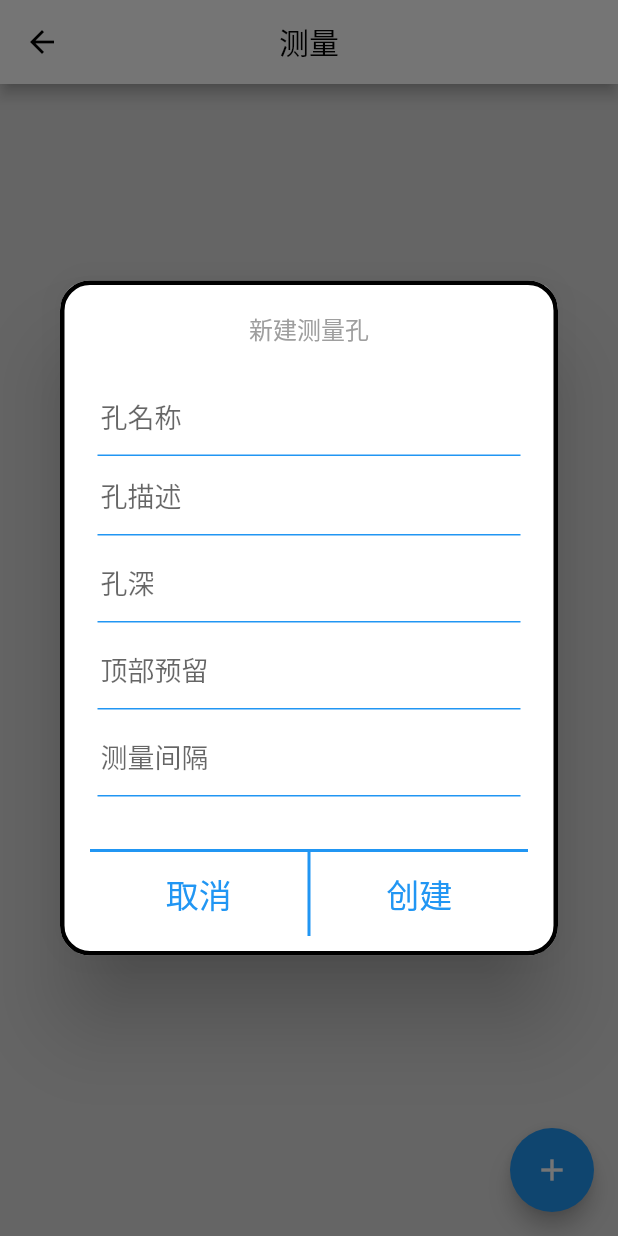
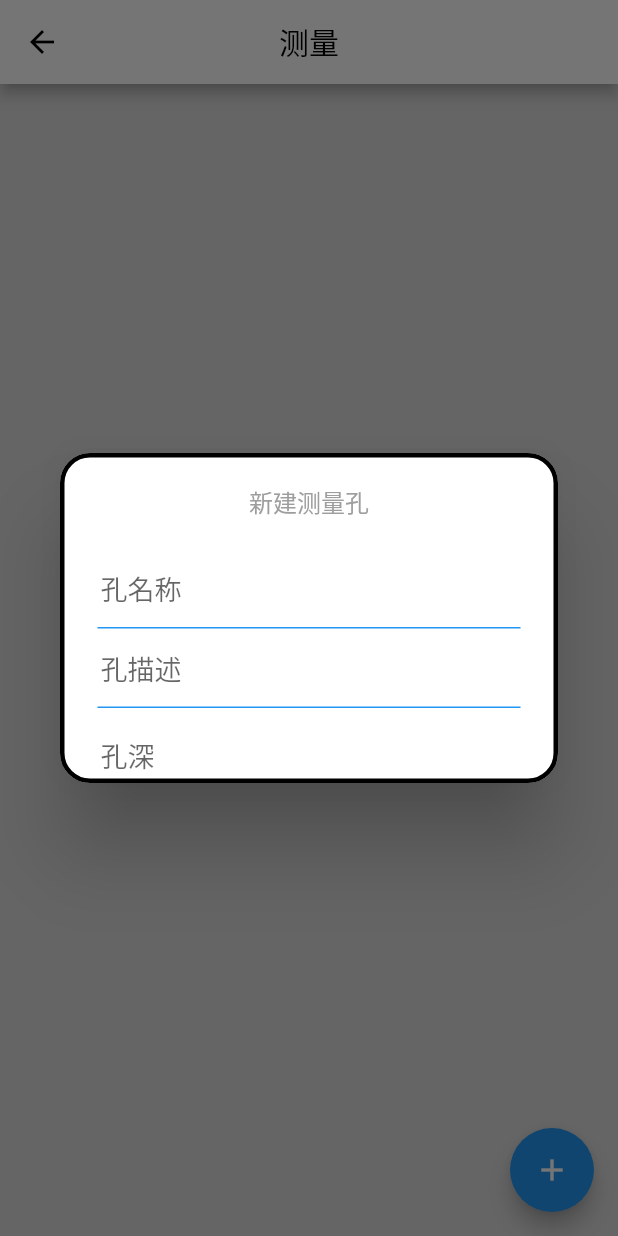
Before and after one commit to troubleskiller/huahuan_bluetooth_project, a Flutter app: the MeasureDetailScreen screen opened directly with empty values, after a tap on the "add" icon, on a phone screen of 412 x 824 dp. Run offline on Flutter 3.47's test engine with Material 2 defaults, Android fonts, the phone set to English and light mode, and no system bars; our stand-ins replace animated_text_kit, convert, data_table_2, flutter_blue_plus, fluttertoast, sqflite; missing offline and left inert: bruno; accounts and stored records are empty.

Commit message:
code update

```diff
--- a/lib/view/screen/measure/measure_datail_screen.dart
+++ b/lib/view/screen/measure/measure_datail_screen.dart
@@ -117,6 +117,7 @@ class _MeasureDetailScreenState extends State<MeasureDetailScreen> {
   @override
   Widget build(BuildContext context) {
     return Scaffold(
+      resizeToAvoidBottomInset:false,
       appBar: AppBar(
         backgroundColor: Colors.white,
         title: const Text(
--- a/lib/view/widgets/dialog/dialog_full_content.dart
+++ b/lib/view/widgets/dialog/dialog_full_content.dart
@@ -52,10 +52,10 @@ class _DialogFullContentState extends State<DialogFullContent> {
           // vertical: 20,
           horizontal: 20,
         ),
-        height: 430,
+        height: 200,
         width: 10000,
         alignment: Alignment.bottomCenter,
-        child: Column(
+        child: ListView(
           children: [
             Container(
                 alignment: Alignment.center,
```
Also changed, not shown: pubspec.lock.
